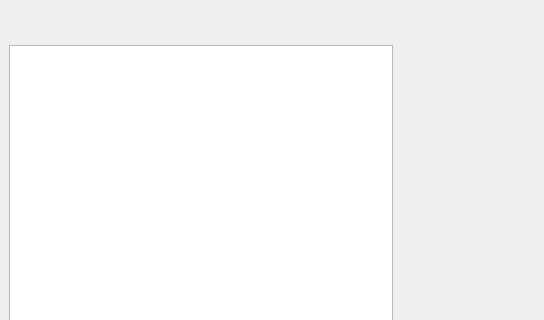
Qt form mainwindow.ui (ymtlab/motor_graph) before a commit; both pictures show x 0 to 544 and y 0 to 320 of the 792 by 777 pixel window.
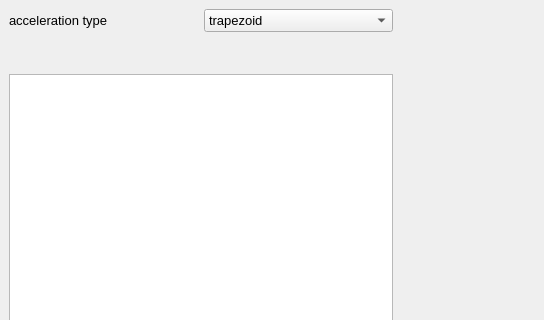
The same form after that commit. Custom widgets are drawn as their Qt base class.

```diff
--- a/mainwindow.ui
+++ b/mainwindow.ui
@@ -22,6 +22,36 @@
    <layout class="QHBoxLayout" name="horizontalLayout">
     <item>
      <layout class="QVBoxLayout" name="verticalLayout">
+      <item>
+       <layout class="QHBoxLayout" name="horizontalLayout_4">
+        <item>
+         <widget class="QLabel" name="label">
+          <property name="text">
+           <string>acceleration type</string>
+          </property>
+         </widget>
+        </item>
+        <item>
+         <widget class="QComboBox" name="comboBox">
+          <item>
+           <property name="text">
+            <string>trapezoid</string>
+           </property>
+          </item>
+          <item>
+           <property name="text">
+            <string>triangle</string>
+           </property>
+          </item>
+          <item>
+           <property name="text">
+            <string>parabola</string>
+           </property>
+          </item>
+         </widget>
+        </item>
+       </layout>
+      </item>
       <item>
        <widget class="QDoublespinboxAndQSlider" name="acceleration" native="true"/>
       </item>
```
Left out of the diff: 2 changed lines with no effect on the pictures.
